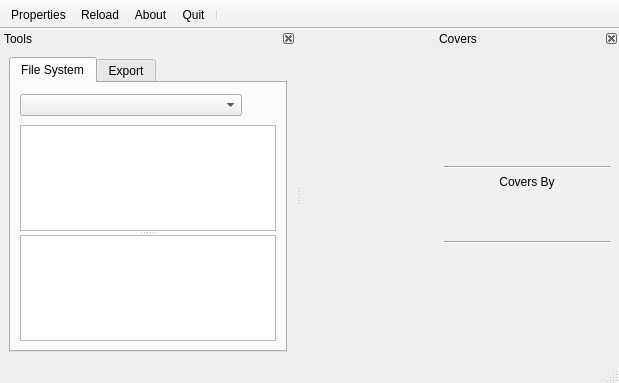
This is qwbfs/src/UIMain.ui in amestica/qwbfs as Qt 5 draws it before an edit. The edited form follows.
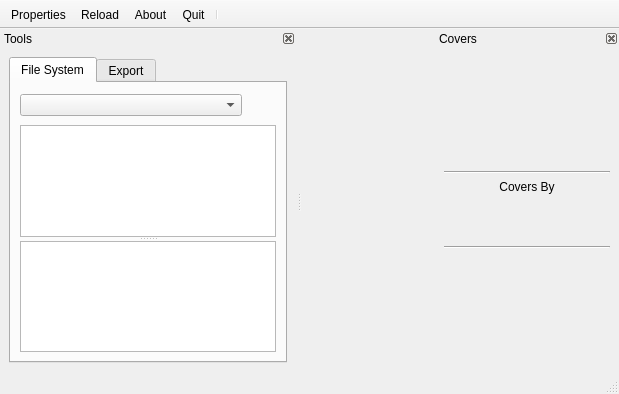
This is the edited form. Icons and pictures are not drawn. Custom widgets are drawn as their Qt base class.

```diff
--- a/qwbfs/src/UIMain.ui
+++ b/qwbfs/src/UIMain.ui
@@ -7,7 +7,7 @@
     <x>0</x>
     <y>0</y>
     <width>619</width>
-    <height>383</height>
+    <height>394</height>
    </rect>
   </property>
   <property name="iconSize">
@@ -277,7 +277,7 @@
    <property name="minimumSize">
     <size>
      <width>184</width>
-     <height>111</height>
+     <height>192</height>
     </size>
    </property>
    <property name="maximumSize">
@@ -319,6 +319,12 @@
      </item>
      <item>
       <widget class="QLabel" name="lWiiTDB">
+       <property name="minimumSize">
+        <size>
+         <width>0</width>
+         <height>60</height>
+        </size>
+       </property>
        <property name="maximumSize">
         <size>
          <width>16777215</width>
```
